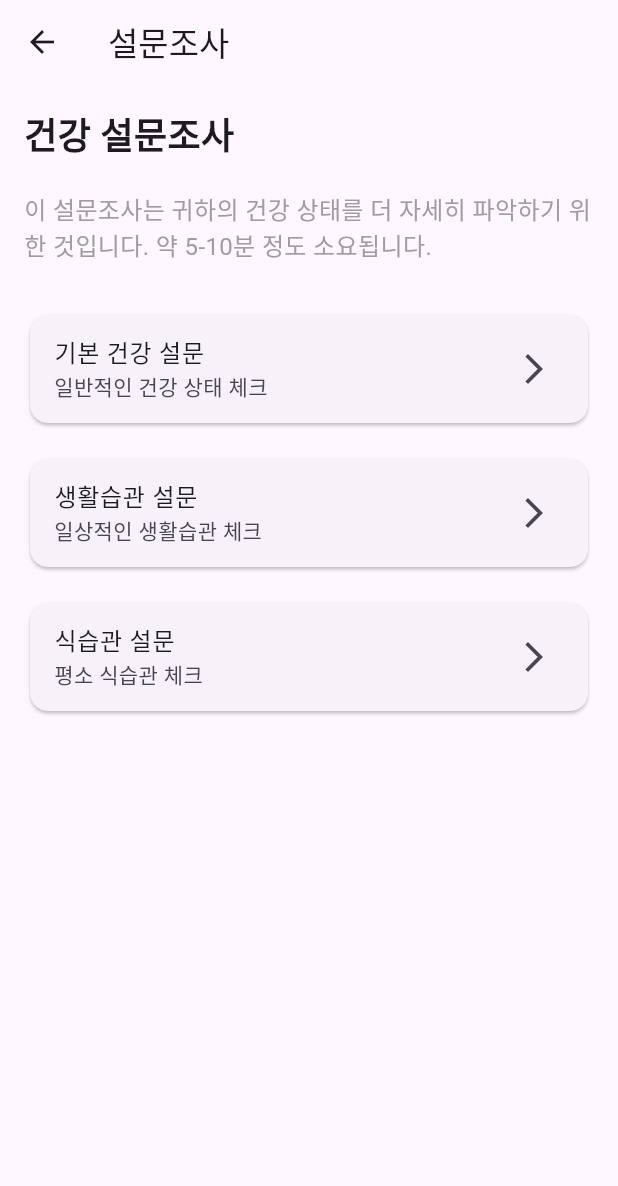
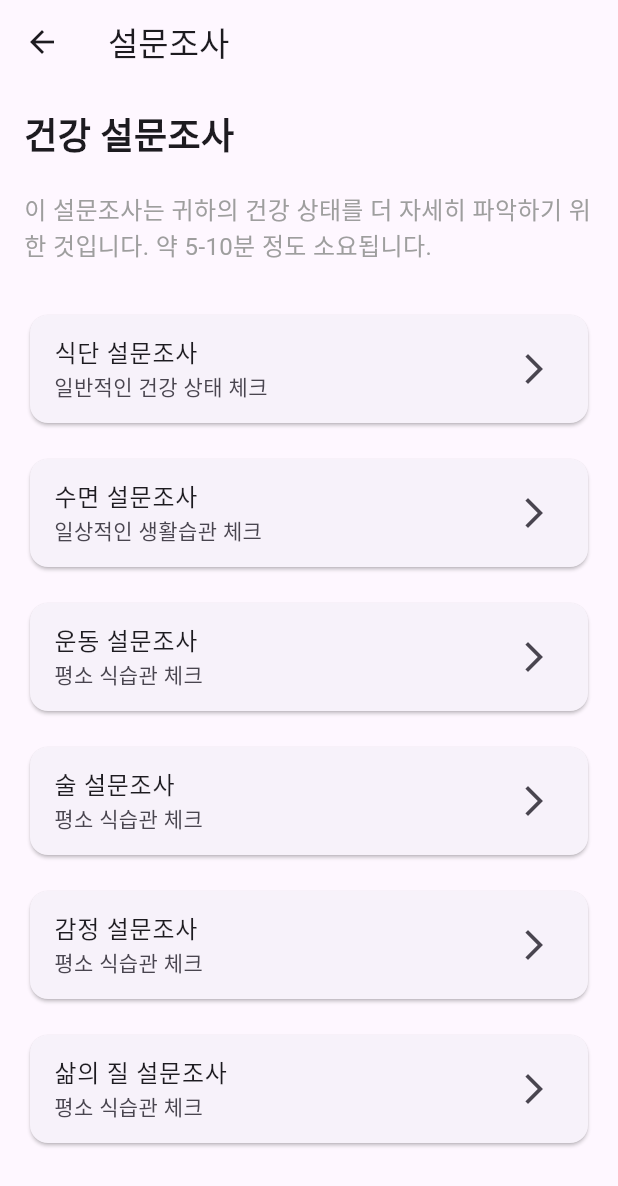
Before and after one commit to didtlrhks/DTX, a Flutter app: the SurveyHomePage screen opened directly, on a phone screen of 412 x 824 dp. Shown: the top 1186 px of the screen. Run offline on Flutter 3.47's test engine with Material 3 defaults, Android fonts, the light colour scheme and no system bars; our stand-ins replace get.

Commit message:
survey half add

```diff
--- a/lib/screens/liver_fibrosis_result_page.dart
+++ b/lib/screens/liver_fibrosis_result_page.dart
@@ -1,6 +1,6 @@
 import 'package:flutter/material.dart';
 import 'package:get/get.dart';
-import 'survey_home_page.dart';
+import 'survey_screens/survey_home_page.dart';
 
 class LiverFibrosisResultPage extends StatelessWidget {
   const LiverFibrosisResultPage({super.key});
--- a/lib/screens/survey_home_page.dart
+++ /dev/null
@@ -1,72 +0,0 @@
-import 'package:flutter/material.dart';
-
-class SurveyHomePage extends StatelessWidget {
-  const SurveyHomePage({super.key});
-
-  @override
-  Widget build(BuildContext context) {
-    return Scaffold(
-      appBar: AppBar(
-        title: const Text('설문조사'),
-      ),
-      body: SafeArea(
-        child: Padding(
-          padding: const EdgeInsets.all(16.0),
-          child: Column(
-            crossAxisAlignment: CrossAxisAlignment.start,
-            children: [
-              const Text(
-                '건강 설문조사',
-                style: TextStyle(
-                  fontSize: 24,
-                  fontWeight: FontWeight.bold,
-                ),
-              ),
-              const SizedBox(height: 20),
-              const Text(
-                '이 설문조사는 귀하의 건강 상태를 더 자세히 파악하기 위한 것입니다. 약 5-10분 정도 소요됩니다.',
-                style: TextStyle(
-                  fontSize: 16,
-                  color: Colors.grey,
-                ),
-              ),
-              const SizedBox(height: 30),
-              Card(
-                child: ListTile(
-                  title: const Text('기본 건강 설문'),
-                  subtitle: const Text('일반적인 건강 상태 체크'),
-                  trailing: const Icon(Icons.arrow_forward_ios),
-                  onTap: () {
-                    // TODO: 기본 건강 설문 페이지로 이동
-                  },
-                ),
-              ),
-              const SizedBox(height: 16),
-              Card(
-                child: ListTile(
-                  title: const Text('생활습관 설문'),
-                  subtitle: const Text('일상적인 생활습관 체크'),
-                  trailing: const Icon(Icons.arrow_forward_ios),
-                  onTap: () {
-                    // TODO: 생활습관 설문 페이지로 이동
-                  },
-                ),
-              ),
-              const SizedBox(height: 16),
-              Card(
-                child: ListTile(
-                  title: const Text('식습관 설문'),
-                  subtitle: const Text('평소 식습관 체크'),
-                  trailing: const Icon(Icons.arrow_forward_ios),
-                  onTap: () {
-                    // TODO: 식습관 설문 페이지로 이동
-                  },
-                ),
-              ),
-            ],
-          ),
-        ),
-      ),
-    );
-  }
-}
--- /dev/null
+++ b/lib/screens/survey_screens/survey_home_page.dart
@@ -0,0 +1,115 @@
+import 'package:dtxproject/screens/survey_screens/exercise_survey_start_page.dart';
+import 'package:dtxproject/screens/survey_screens/alcohol_survey_start_page.dart';
+import 'package:flutter/material.dart';
+import 'diet_survey_start_page.dart';
+import 'sleep_survey_start_page.dart';
+import 'package:get/get.dart';
+
+class SurveyHomePage extends StatelessWidget {
+  const SurveyHomePage({super.key});
+
+  @override
+  Widget build(BuildContext context) {
+    return Scaffold(
+      appBar: AppBar(
+        title: const Text('설문조사'),
+      ),
+      body: SafeArea(
+        child: SingleChildScrollView(
+          child: Padding(
+            padding: const EdgeInsets.all(16.0),
+            child: Column(
+              crossAxisAlignment: CrossAxisAlignment.start,
+              children: [
+                const Text(
+                  '건강 설문조사',
+                  style: TextStyle(
+                    fontSize: 24,
+                    fontWeight: FontWeight.bold,
+                  ),
+                ),
+                const SizedBox(height: 20),
+                const Text(
+                  '이 설문조사는 귀하의 건강 상태를 더 자세히 파악하기 위한 것입니다. 약 5-10분 정도 소요됩니다.',
+                  style: TextStyle(
+                    fontSize: 16,
+                    color: Colors.grey,
+                  ),
+                ),
+                const SizedBox(height: 30),
+                Card(
+                  child: ListTile(
+                    title: const Text('식단 설문조사'),
+                    subtitle: const Text('일반적인 건강 상태 체크'),
+                    trailing: const Icon(Icons.arrow_forward_ios),
+                    onTap: () {
+                      Get.to(() => const DietSurveyStartPage());
+                    },
+                  ),
+                ),
+                const SizedBox(height: 16),
+                Card(
+                  child: ListTile(
+                    title: const Text('수면 설문조사'),
+                    subtitle: const Text('일상적인 생활습관 체크'),
+                    trailing: const Icon(Icons.arrow_forward_ios),
+                    onTap: () {
+                      Get.to(() => const SleepSurveyStartPage());
+                    },
+                  ),
+                ),
+                const SizedBox(height: 16),
+                Card(
+                  child: ListTile(
+                    title: const Text('운동 설문조사'),
+                    subtitle: const Text('평소 식습관 체크'),
+                    trailing: const Icon(Icons.arrow_forward_ios),
+                    onTap: () {
+                      Get.to(() =>
+                          const ExerciseSurveyStartPage()); // TODO: 운동 설문 페이지로 이동
+                    },
+                  ),
+                ),
+                const SizedBox(height: 16),
+                Card(
+                  child: ListTile(
+                    title: const Text('술 설문조사'),
+                    subtitle: const Text('평소 식습관 체크'),
+                    trailing: const Icon(Icons.arrow_forward_ios),
+                    onTap: () {
+                      Get.to(() =>
+                          const AlcoholSurveyStartPage()); // TODO: 술 설문 페이지로 이동
+                    },
+                  ),
+                ),
+                const SizedBox(height: 16),
+                Card(
+                  child: ListTile(
+                    title: const Text('감정 설문조사'),
+                    subtitle: const Text('평소 식습관 체크'),
+                    trailing: const Icon(Icons.arrow_forward_ios),
+                    onTap: () {
+                      // TODO: 감정 설문 페이지로 이동
+                    },
+                  ),
+                ),
+                const SizedBox(height: 16),
+                Card(
+                  child: ListTile(
+                    title: const Text('삶의 질 설문조사'),
+                    subtitle: const Text('평소 식습관 체크'),
+                    trailing: const Icon(Icons.arrow_forward_ios),
+                    onTap: () {
+                      // TODO: 삶의 질 설문 페이지로 이동
+                    },
+                  ),
+                ),
+                const SizedBox(height: 16),
+              ],
+            ),
+          ),
+        ),
+      ),
+    );
+  }
+}
```
Also changed, not shown: lib/screens/survey_screens/alcohol_survey_start_page.dart (added, +58 -0 lines), lib/screens/survey_screens/diet_survey_start_page.dart (added, +58 -0 lines), lib/screens/survey_screens/exercise_survey_start_page.dart (added, +58 -0 lines), lib/screens/survey_screens/sleep_survey_start_page.dart (added, +58 -0 lines).
